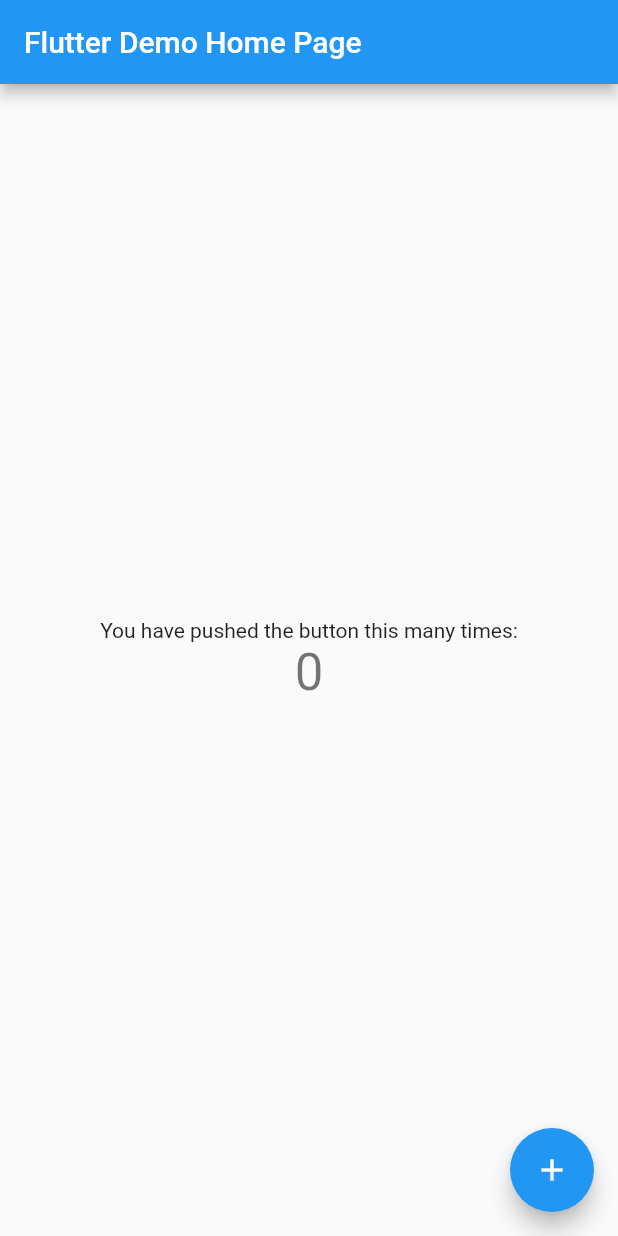
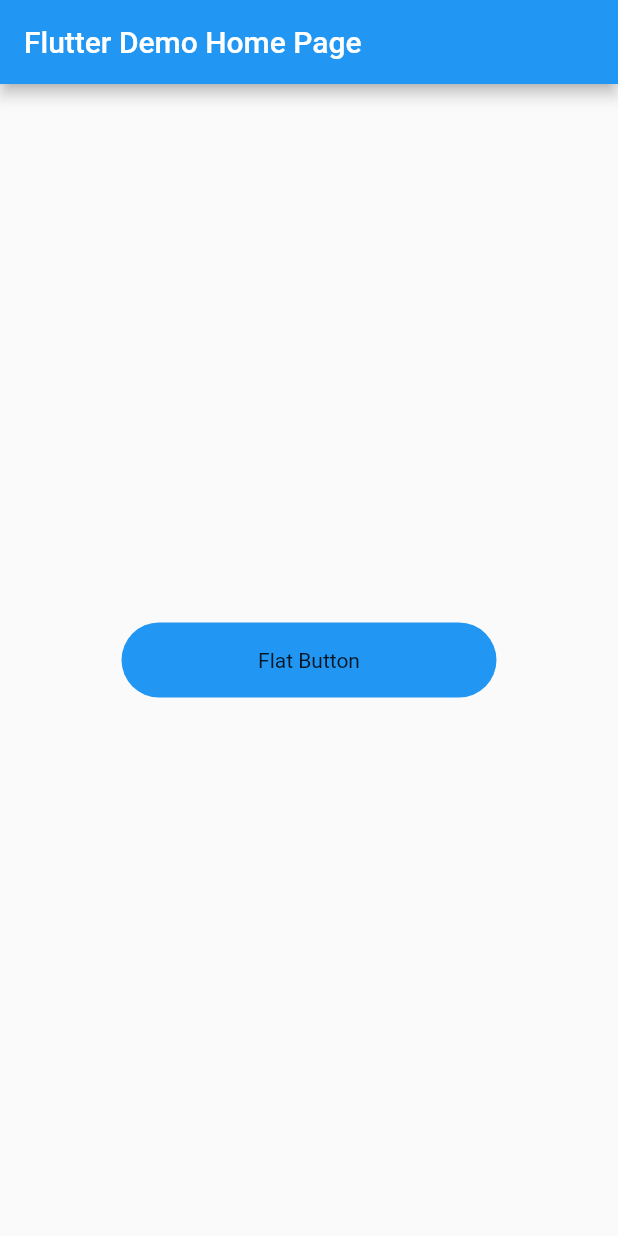
Before and after one commit to flutterbrdev/flutter_button_progress, a Flutter app: the screen it shows after launch, on a phone screen of 412 x 824 dp. Run offline on Flutter 3.47's test engine with Material 2 defaults, Android fonts, the phone set to English and light mode, and no system bars.

Commit message:
Animation test 1

```diff
--- a/lib/main.dart
+++ b/lib/main.dart
@@ -1,23 +1,15 @@
+import 'dart:async';
+
 import 'package:flutter/material.dart';
 
 void main() => runApp(MyApp());
 
 class MyApp extends StatelessWidget {
-  // This widget is the root of your application.
   @override
   Widget build(BuildContext context) {
     return MaterialApp(
       title: 'Flutter Demo',
       theme: ThemeData(
-        // This is the theme of your application.
-        //
-        // Try running your application with "flutter run". You'll see the
-        // application has a blue toolbar. Then, without quitting the app, try
-        // changing the primarySwatch below to Colors.green and then invoke
-        // "hot reload" (press "r" in the console where you ran "flutter run",
-        // or simply save your changes to "hot reload" in a Flutter IDE).
-        // Notice that the counter didn't reset back to zero; the application
-        // is not restarted.
         primarySwatch: Colors.blue,
       ),
       home: MyHomePage(title: 'Flutter Demo Home Page'),
@@ -28,84 +20,87 @@ class MyApp extends StatelessWidget {
 class MyHomePage extends StatefulWidget {
   MyHomePage({Key key, this.title}) : super(key: key);
 
-  // This widget is the home page of your application. It is stateful, meaning
-  // that it has a State object (defined below) that contains fields that affect
-  // how it looks.
-
-  // This class is the configuration for the state. It holds the values (in this
-  // case the title) provided by the parent (in this case the App widget) and
-  // used by the build method of the State. Fields in a Widget subclass are
-  // always marked "final".
-
   final String title;
 
   @override
   _MyHomePageState createState() => _MyHomePageState();
 }
 
-class _MyHomePageState extends State<MyHomePage> {
-  int _counter = 0;
+class _MyHomePageState extends State<MyHomePage>
+    with SingleTickerProviderStateMixin {
+  final StreamController<double> _controller = StreamController<double>();
+  AnimationController _animationController;
+  Stream<double> _width;
 
-  void _incrementCounter() {
-    setState(() {
-      // This call to setState tells the Flutter framework that something has
-      // changed in this State, which causes it to rerun the build method below
-      // so that the display can reflect the updated values. If we changed
-      // _counter without calling setState(), then the build method would not be
-      // called again, and so nothing would appear to happen.
-      _counter++;
-    });
+  Color _init = Colors.blue;
+  Color _finish = Colors.green;
+
+  ColorTween _color;
+
+  @override
+  void initState() {
+    _animationController =
+        AnimationController(vsync: this, duration: Duration(seconds: 1));
+    _color = ColorTween(begin: Colors.blue, end: Colors.green);
+    _width = _controller.stream;
+    super.initState();
   }
 
   @override
   Widget build(BuildContext context) {
-    // This method is rerun every time setState is called, for instance as done
-    // by the _incrementCounter method above.
-    //
-    // The Flutter framework has been optimized to make rerunning build methods
-    // fast, so that you can just rebuild anything that needs updating rather
-    // than having to individually change instances of widgets.
     return Scaffold(
       appBar: AppBar(
-        // Here we take the value from the MyHomePage object that was created by
-        // the App.build method, and use it to set our appbar title.
         title: Text(widget.title),
       ),
       body: Center(
-        // Center is a layout widget. It takes a single child and positions it
-        // in the middle of the parent.
         child: Column(
-          // Column is also layout widget. It takes a list of children and
-          // arranges them vertically. By default, it sizes itself to fit its
-          // children horizontally, and tries to be as tall as its parent.
-          //
-          // Invoke "debug painting" (press "p" in the console, choose the
-          // "Toggle Debug Paint" action from the Flutter Inspector in Android
-          // Studio, or the "Toggle Debug Paint" command in Visual Studio Code)
-          // to see the wireframe for each widget.
-          //
-          // Column has various properties to control how it sizes itself and
-          // how it positions its children. Here we use mainAxisAlignment to
-          // center the children vertically; the main axis here is the vertical
-          // axis because Columns are vertical (the cross axis would be
-          // horizontal).
           mainAxisAlignment: MainAxisAlignment.center,
           children: <Widget>[
-            Text(
-              'You have pushed the button this many times:',
-            ),
-            Text(
-              '$_counter',
-              style: Theme.of(context).textTheme.display1,
-            ),
+            StreamBuilder<double>(
+                stream: _width,
+                initialData: 250,
+                builder: (context, snapshot) {
+                  if (snapshot.data == 50) {
+                    _animationController.forward();
+                  }
+
+                  return AnimatedContainer(
+                    height: 50,
+                    width: snapshot.data,
+                    duration: Duration(milliseconds: 300),
+                    curve: Curves.easeInOutQuad,
+                    decoration: BoxDecoration(
+                      color:
+                          snapshot.data == 50 ? Colors.green[500] : Colors.blue,
+                      borderRadius: BorderRadius.circular(25),
+                    ),
+                    child: Material(
+                      borderRadius: BorderRadius.circular(25),
+                      color: Colors.transparent,
+                      child: InkWell(
+                        borderRadius: BorderRadius.circular(25),
+                        onTap: () {
+                          _controller.sink.add(50);
+                        },
+                        child: snapshot.data == 50
+                            ? Center(
+                                child: CircularProgressIndicator(
+                                  valueColor: AlwaysStoppedAnimation<Color>(
+                                      Colors.white),
+                                ),
+                              )
+                            : Container(
+                                alignment: Alignment.center,
+                                padding: EdgeInsets.all(12.0),
+                                child: Text('Flat Button'),
+                              ),
+                      ),
+                    ),
+                  );
+                }),
           ],
         ),
       ),
-      floatingActionButton: FloatingActionButton(
-        onPressed: _incrementCounter,
-        tooltip: 'Increment',
-        child: Icon(Icons.add),
-      ), // This trailing comma makes auto-formatting nicer for build methods.
     );
   }
 }
```
